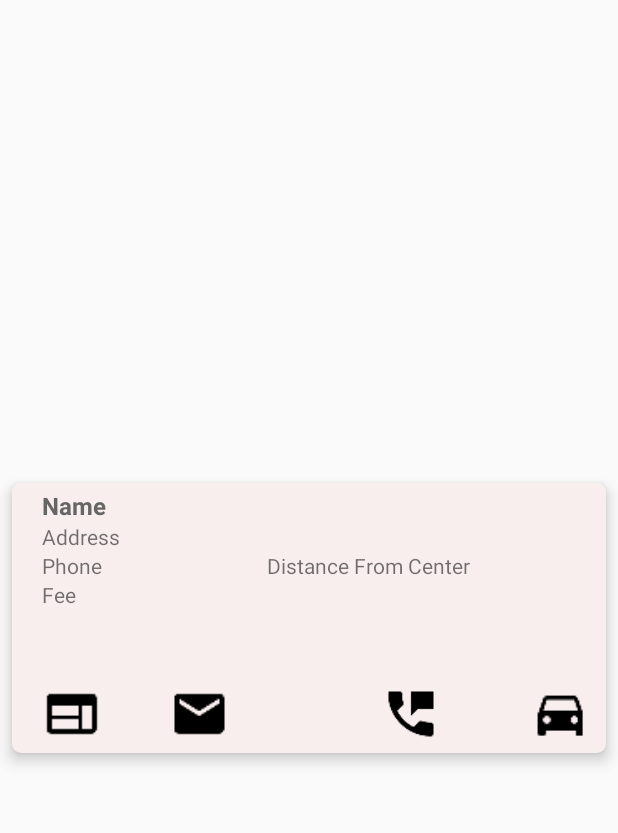
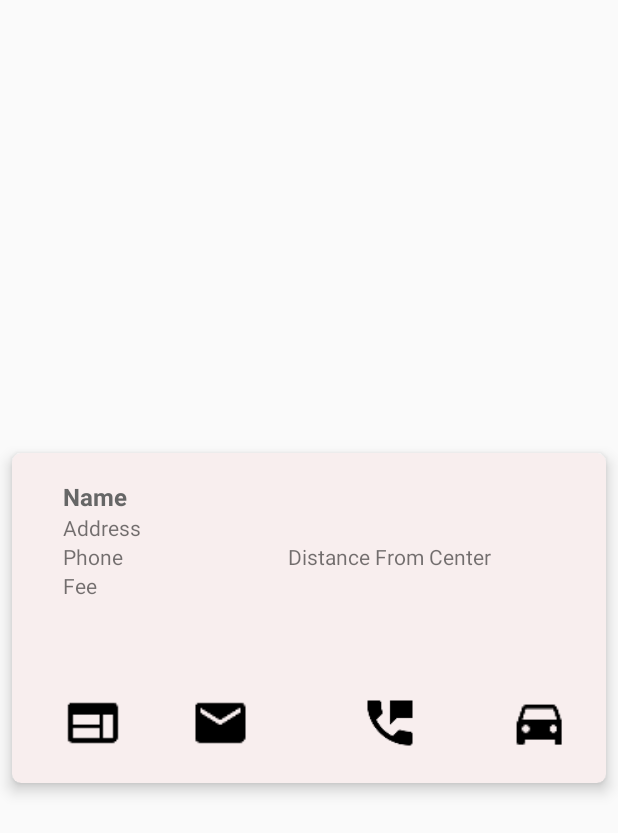
Before and after one commit to shtown/YouthServices, an Android app: the layout cards.xml on its own in the app's theme, with its tools: preview values and no code run, on a phone screen of 412 x 824 dp. Shown: the top 833 px of the screen. Run offline under Robolectric (Android 15) with nearby library versions, the phone set to English and light mode, and no system bars; network calls fail.

Commit message:
fixed horizontal layout

```diff
--- a/app/build.gradle
+++ b/app/build.gradle
@@ -51,6 +51,7 @@ packagingOptions{
 
 dependencies {
     implementation fileTree(include: ['*.jar'], dir: 'libs')
+    implementation 'androidx.constraintlayout:constraintlayout:1.1.3'
     testImplementation 'junit:junit:4.12'
     implementation 'androidx.multidex:multidex:2.0.0'
     implementation 'androidx.appcompat:appcompat:1.0.0'
--- a/app/src/main/java/gov/townofsouthamptonny/android/youthservices/SingleFragmentActivity.java
+++ b/app/src/main/java/gov/townofsouthamptonny/android/youthservices/SingleFragmentActivity.java
@@ -32,7 +32,7 @@ public abstract class  SingleFragmentActivity extends AppCompatActivity {
 
         try {
             ArcGISRuntimeEnvironment.setLicense("runtimelite,1000,rud#########,day-month-year,####################");
-         //   ArcGISRuntime.setClientId("hOGiF4ClbCUbiQcJ");
+            //ArcGISRuntime.setClientId("hOGiF4ClbCUbiQcJ");
         }
         catch (Exception ex)
         {
--- a/app/src/main/java/gov/townofsouthamptonny/android/youthservices/YSFetchr.java
+++ b/app/src/main/java/gov/townofsouthamptonny/android/youthservices/YSFetchr.java
@@ -72,7 +72,7 @@ public class YSFetchr {
         } catch(JSONException je) {
             //Log.e(TAG, "Failed to parse JSON", je);
         } catch (IOException ioe)  {
-            //Log.e(TAG, "Failed to fetch items", ioe);
+            Log.e(TAG, "Failed to fetch items", ioe);
         }
         return items;
     }
--- a/app/src/main/res/layout/cards.xml
+++ b/app/src/main/res/layout/cards.xml
@@ -3,7 +3,7 @@
     xmlns:tools="http://schemas.android.com/tools"
     android:id="@+id/card_view"
     android:layout_width="match_parent"
-    android:layout_height="180dp"
+    android:layout_height="220dp"
     android:layout_gravity="center"
     android:layout_margin="8dp"
     cardView:cardBackgroundColor="#F8EEEE"
@@ -16,8 +16,8 @@
 
     <RelativeLayout
         android:layout_width="wrap_content"
-        android:layout_height="wrap_content">
-        android:padding="280dp"
+        android:layout_height="wrap_content"
+        android:padding="14dp">
 
         <TextView
             android:id="@+id/list_item_ys_name_text_view"
@@ -26,7 +26,7 @@
             android:maxLines="3"
             android:padding="0dp"
             android:textColor="#666"
-            android:textSize="16dp"
+            android:textSize="16sp"
             android:textStyle="bold"
             tools:text="Name" />
 
@@ -67,7 +67,8 @@
             android:layout_height="40dp"
             android:layout_alignParentLeft="true"
             android:layout_alignParentBottom="true"
-            android:src="@drawable/ic_web_black_24dp" />
+            android:src="@drawable/ic_web_black_24dp"
+            android:contentDescription="@string/todo1" />
 
         <ImageView
             android:id="@+id/list_email"
@@ -77,7 +78,8 @@
             android:layout_alignParentBottom="true"
             android:layout_marginLeft="60dp"
             android:layout_toStartOf="@+id/list_item_ys_dist_text_view"
-            android:src="@drawable/ic_email_black_24dp" />
+            android:src="@drawable/ic_email_black_24dp"
+            android:contentDescription="@string/todo2" />
 
 
         <ImageView
@@ -88,7 +90,8 @@
             android:layout_marginLeft="60dp"
             android:layout_toStartOf="@+id/list_directions"
             android:layout_toLeftOf="@+id/list_directions"
-            android:src="@drawable/ic_perm_phone_msg_black_24dp" />
+            android:src="@drawable/ic_perm_phone_msg_black_24dp"
+            android:contentDescription="@string/todo3" />
 
         <ImageView
             android:id="@+id/list_directions"
@@ -98,8 +101,10 @@
             android:layout_alignParentRight="true"
             android:layout_alignParentBottom="true"
             android:layout_marginLeft="60dp"
-            android:src="@drawable/ic_directions_car_black_24dp" />
-
+            android:src="@drawable/ic_directions_car_black_24dp"
+            android:contentDescription="@string/todo4" />
     </RelativeLayout>
 
+
+
 </androidx.cardview.widget.CardView>
--- a/app/src/main/res/values/strings.xml
+++ b/app/src/main/res/values/strings.xml
@@ -3,6 +3,12 @@
     <string name="hotline_info">Hotline Info</string>
     <string name="calendar_info">Calendar Info</string>
     <string name="show_subtitle">Show</string>
+    <string name="service">Service:</string>
+    <string name="town">Town:</string>
+    <string name="todo1">TODO1</string>
+    <string name="todo2">TODO2</string>
+    <string name="todo3">TODO3</string>
+    <string name="todo4">TODO4</string>
 
     <string-array name="hotlines_array">
         <item>Response of Suffolk County (crisis counseling and referrrals)\n\tHotline: <a href="tel:6317517500">631-751-7500</a>\n\tHear2Help (online): <a href="http://www.responsehotline.org">www.responsehotline.org</a>\n\tConexion (Spanish): <a href="tel:6317517423">631-751-7423</a></item>
--- a/build.gradle
+++ b/build.gradle
@@ -9,7 +9,7 @@ buildscript {
         }
     }
     dependencies {
-        classpath 'com.android.tools.build:gradle:4.1.0'
+        classpath 'com.android.tools.build:gradle:4.1.1'
 
         // NOTE: Do not place your application dependencies here; they belong
         // in the individual module build.gradle files
```
Also changed, not shown: app/src/main/java/gov/townofsouthamptonny/android/youthservices/YouthServicesListFragment.java (+13 -11 lines), app/src/main/res/layout-land/activity_twopane.xml (+8 -7 lines), app/src/main/res/layout-land/fragment_ys_list.xml (+5 -10 lines), app/src/main/res/layout-land/list_twopane.xml (+47 -81 lines).
